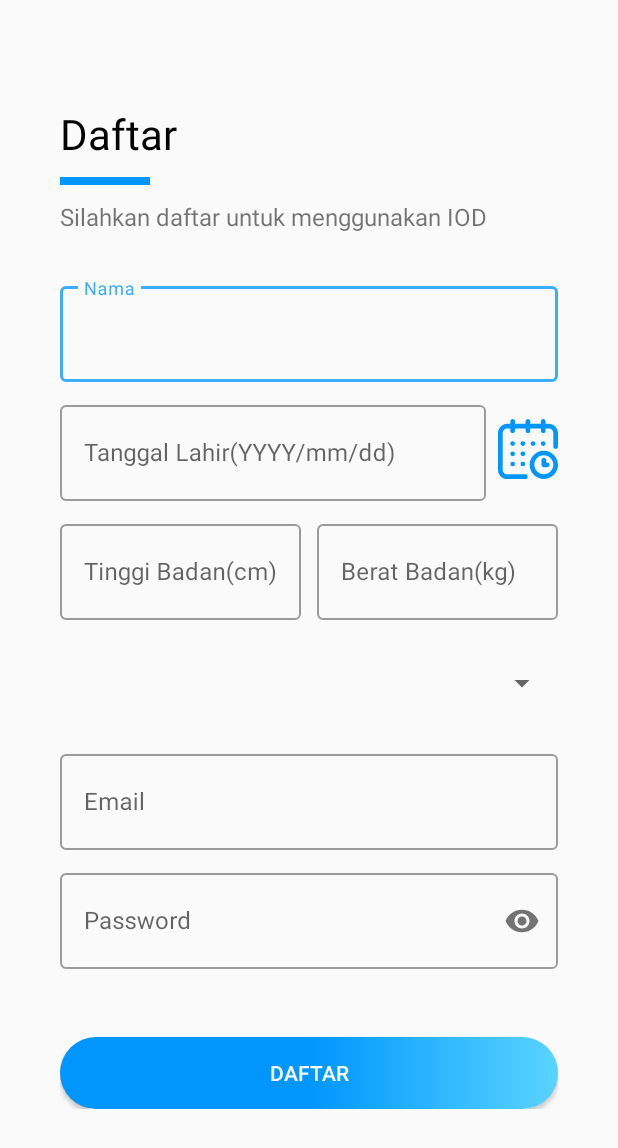
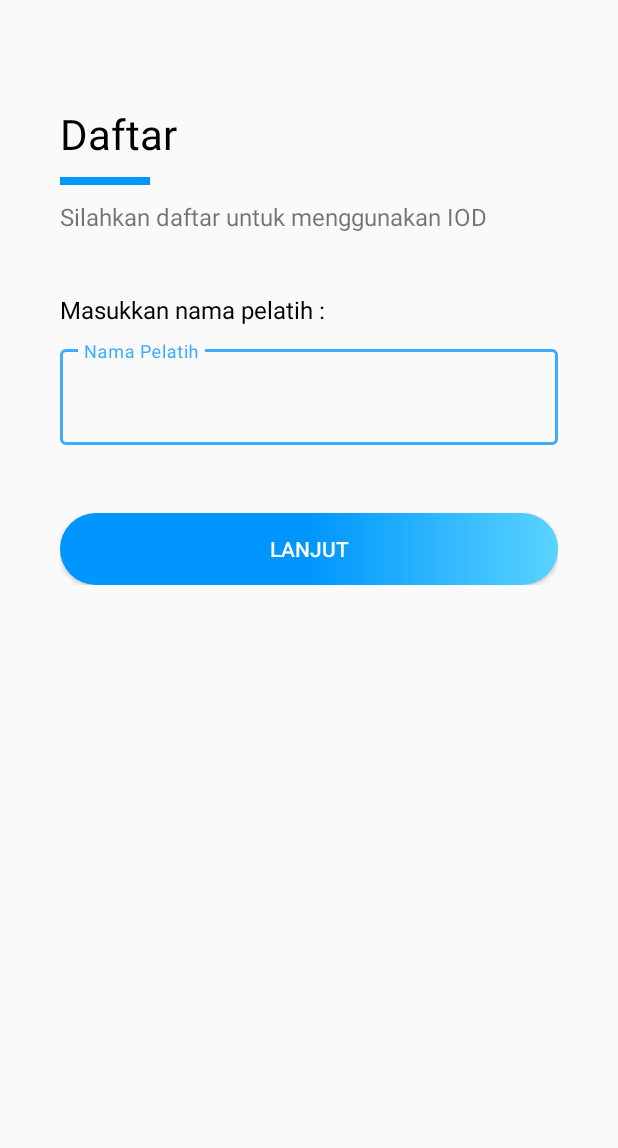
Before and after one commit to hanifah01/android-polarhr, an Android app: the Register screen opened directly, with no data from a screen before it, on a phone screen of 412 x 824 dp. Shown: the top 1148 px of the screen. Run offline under Robolectric (Android 15) with nearby library versions, the phone set to English and light mode, and no system bars; our stand-ins replace Firebase (no records; nobody signed in at launch, a user with empty details on screens opened directly); libraries missing offline, so code that uses them is left out: com.dev.materialspinner, maes.tech.intentanim, org.jetbrains.anko; plain views replace MaterialSpinner; 3 statements that could not run were skipped.

Commit message:
nambah nama pelatih di register

```diff
--- a/app/src/main/java/com/example/polar/view/register/Register.kt
+++ b/app/src/main/java/com/example/polar/view/register/Register.kt
@@ -20,6 +20,7 @@ import com.example.polar.view.login.Login
 import com.google.android.material.snackbar.Snackbar
 import com.google.firebase.auth.FirebaseAuth
 import com.google.firebase.database.FirebaseDatabase
+import kotlinx.android.synthetic.main.activity_landing_page.*
 import kotlinx.android.synthetic.main.activity_register.*
 import maes.tech.intentanim.CustomIntent
 import org.jetbrains.anko.doAsync
@@ -46,6 +47,19 @@ class Register : AppCompatActivity(), AdapterView.OnItemSelectedListener {
         setContentView(R.layout.activity_register)
         auth = FirebaseAuth.getInstance()
 
+        btn_lanjut.setOnClickListener{
+            val namapelatih = edt_namapelatih.text.toString()
+            if(namapelatih.equals("")){
+                Toast.makeText(this, "Nama pelatih kosong!", Toast.LENGTH_LONG).show()
+            }
+            else{
+                lyt_form.visibility = View.VISIBLE
+                lyt_btn_register.visibility = View.VISIBLE
+
+                lyt_namapelatih.visibility= View.GONE
+                lyt_btn_pelatih.visibility= View.GONE
+            }
+        }
         img_calendar.setOnClickListener{
             dateDialog(edt_birthdate, this)
         }
@@ -66,7 +80,7 @@ class Register : AppCompatActivity(), AdapterView.OnItemSelectedListener {
             val birthdate = edt_birthdate.text.toString()
             val height = edt_height.text.toString()
             val weight = edt_weight.text.toString()
-
+            val coach = edt_namapelatih.text.toString()
             //val spinnerSport ambilnya gimana
             // lah kamu yg buat spinner masak gk tau wkwkwkwkw, belajar
 
@@ -78,6 +92,7 @@ class Register : AppCompatActivity(), AdapterView.OnItemSelectedListener {
             val heightDb = FirebaseDatabase.getInstance().reference.child(name).child("Height")
             val weightDb = FirebaseDatabase.getInstance().reference.child(name).child("Weight")
             val sportDb = FirebaseDatabase.getInstance().reference.child(name).child("Sport")
+            val coachDb = FirebaseDatabase.getInstance().reference.child(name).child("Coach")
 
             if (pass.equals("") || email.equals("") || name.equals("") || height.equals("")||
                 weight.equals("")||birthdate.equals("")||sportValue.equals("Pilih jenis olahraga")){
@@ -92,6 +107,7 @@ class Register : AppCompatActivity(), AdapterView.OnItemSelectedListener {
                         heightDb.setValue(height)
                         weightDb.setValue(weight)
                         sportDb.setValue(sportValue)
+                        coachDb.setValue(coach)
 
                         startActivity(Intent(this, Login::class.java))
                         CustomIntent.customType(this, "right-to-left")
--- a/app/src/main/res/layout/activity_register.xml
+++ b/app/src/main/res/layout/activity_register.xml
@@ -65,7 +65,8 @@
             app:layout_constraintStart_toStartOf="parent"
             app:layout_constraintTop_toBottomOf="@+id/lyt_judul"
             android:orientation="vertical"
-            android:layout_marginTop="30dp">
+            android:layout_marginTop="30dp"
+            android:visibility="gone">
 
             <com.google.android.material.textfield.TextInputLayout
                 android:id="@+id/textInputLayout1"
@@ -201,12 +202,14 @@
         </LinearLayout>
 
         <LinearLayout
+            android:id="@+id/lyt_btn_register"
             android:layout_width="match_parent"
             android:layout_height="wrap_content"
             android:layout_marginTop="30dp"
             android:layout_marginBottom="30dp"
             app:layout_constraintBottom_toBottomOf="parent"
-            app:layout_constraintTop_toBottomOf="@+id/lyt_form">
+            app:layout_constraintTop_toBottomOf="@+id/lyt_form"
+            android:visibility="gone">
 
             <Button
                 android:id="@+id/btn_register"
@@ -219,6 +222,60 @@
 
         </LinearLayout>
 
+        <LinearLayout
+            android:id="@+id/lyt_namapelatih"
+            android:layout_width="match_parent"
+            android:layout_height="wrap_content"
+
+            app:layout_constraintEnd_toEndOf="parent"
+            app:layout_constraintStart_toStartOf="parent"
+            app:layout_constraintTop_toBottomOf="@+id/lyt_judul"
+            android:orientation="vertical"
+            android:layout_marginTop="30dp">
+            <TextView
+
+                android:layout_width="match_parent"
+                android:layout_height="wrap_content"
+                android:text="@string/entry_pelatih"
+                android:textSize="@dimen/font_medium"
+                android:layout_marginTop="10dp"
+                android:layout_marginBottom="10dp"
+                android:textColor="@color/black"/>
+
+            <com.google.android.material.textfield.TextInputLayout
+                style="@style/Widget.MaterialComponents.TextInputLayout.OutlinedBox"
+                android:layout_width="match_parent"
+                android:layout_height="wrap_content">
+                <com.google.android.material.textfield.TextInputEditText
+                    android:id="@+id/edt_namapelatih"
+                    android:layout_width="match_parent"
+                    android:layout_height="@dimen/xxxklarge"
+                    android:hint="Nama Pelatih"
+                    android:textColor="@color/black"
+                    android:textSize="@dimen/font_medium" />
+            </com.google.android.material.textfield.TextInputLayout>
+        </LinearLayout>
+
+        <LinearLayout
+            android:id="@+id/lyt_btn_pelatih"
+            android:layout_width="match_parent"
+            android:layout_height="wrap_content"
+            android:layout_marginTop="30dp"
+            android:layout_marginBottom="30dp"
+            app:layout_constraintBottom_toBottomOf="parent"
+            app:layout_constraintTop_toBottomOf="@+id/lyt_namapelatih">
+
+            <Button
+                android:id="@+id/btn_lanjut"
+                android:layout_width="match_parent"
+                android:layout_height="wrap_content"
+                android:layout_marginTop="15dp"
+                android:background="@drawable/bg_blue_button"
+                android:text="@string/lanjut"
+                android:textColor="@color/white" />
+
+        </LinearLayout>
+
 
     </androidx.constraintlayout.widget.ConstraintLayout>
 </ScrollView>
--- a/app/src/main/res/values/strings.xml
+++ b/app/src/main/res/values/strings.xml
@@ -10,5 +10,7 @@
     <string name="sub_landing_page">Catat dan lihat hasil olahraga di IOD</string>
     <string name="login">Masuk</string>
     <string name="register">Daftar</string>
+    <string name="lanjut">Lanjut</string>
+    <string name="entry_pelatih">Masukkan nama pelatih :</string>
 
 </resources>
```
